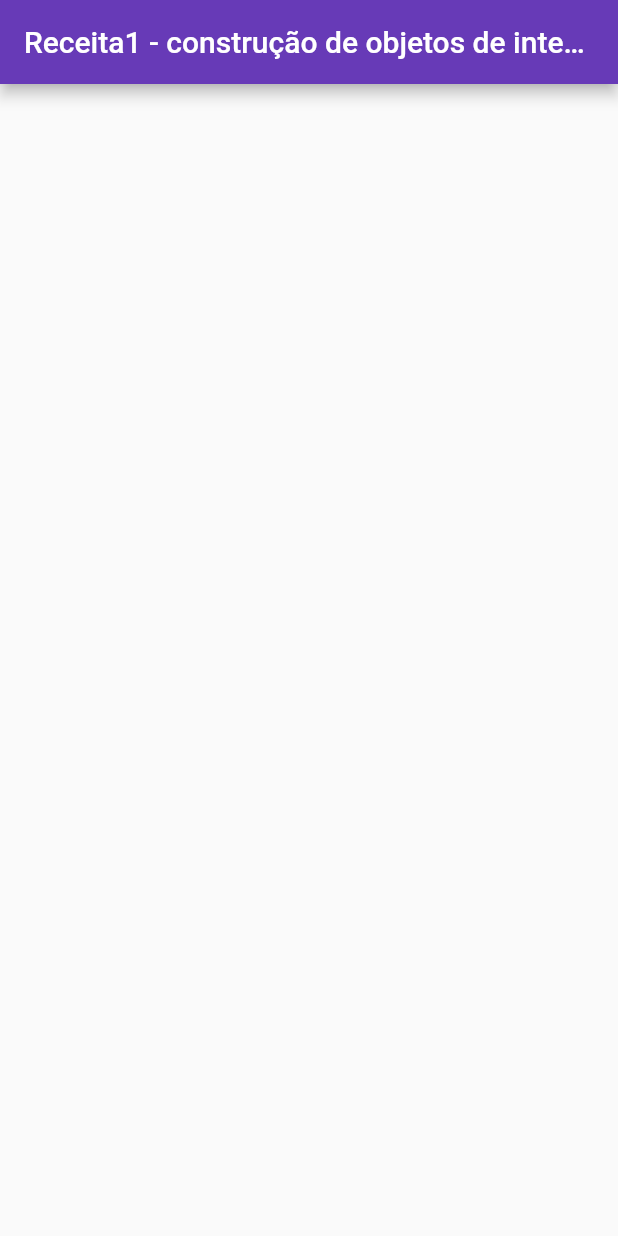
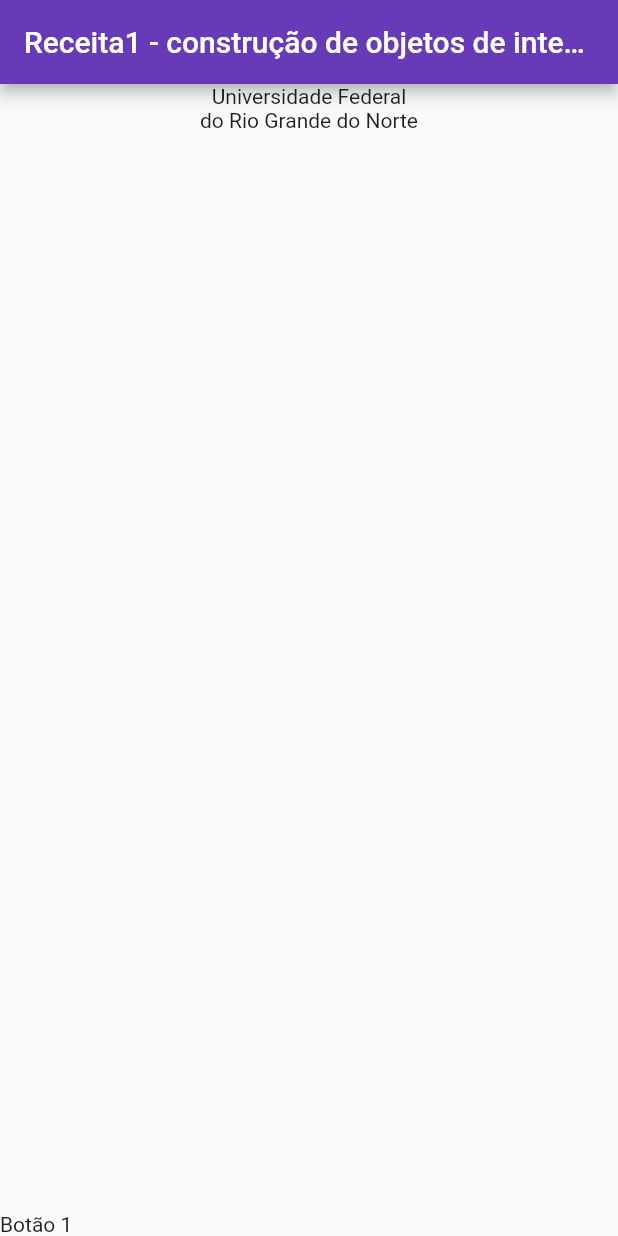
Before and after one commit to GomesLuan/receita1, a Flutter app: the screen it shows after launch, on a phone screen of 412 x 824 dp. Run offline on Flutter 3.47's test engine with Material 2 defaults, Android fonts, the phone set to English and light mode, and no system bars.

Commit message:
Body e BottomNavBar

```diff
--- a/lib/main.dart
+++ b/lib/main.dart
@@ -8,7 +8,15 @@ void main() {
     ),
     home: Scaffold(
       appBar: AppBar(title: Text('Receita1 - construção de objetos de interface gráfica')),
-
+      body: Center(
+          child: Column(
+            children: [
+              Text("Universidade Federal"),
+              Text("do Rio Grande do Norte"),
+            ]
+          )
+        ),
+      bottomNavigationBar: Text("Botão 1"),
     )
   );
   runApp(app);
```
